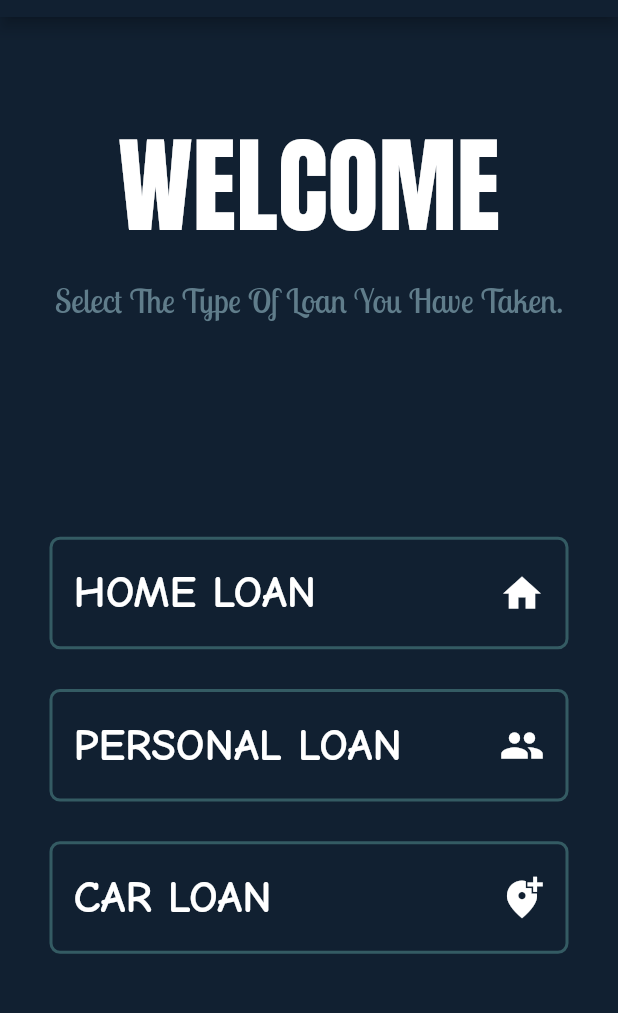
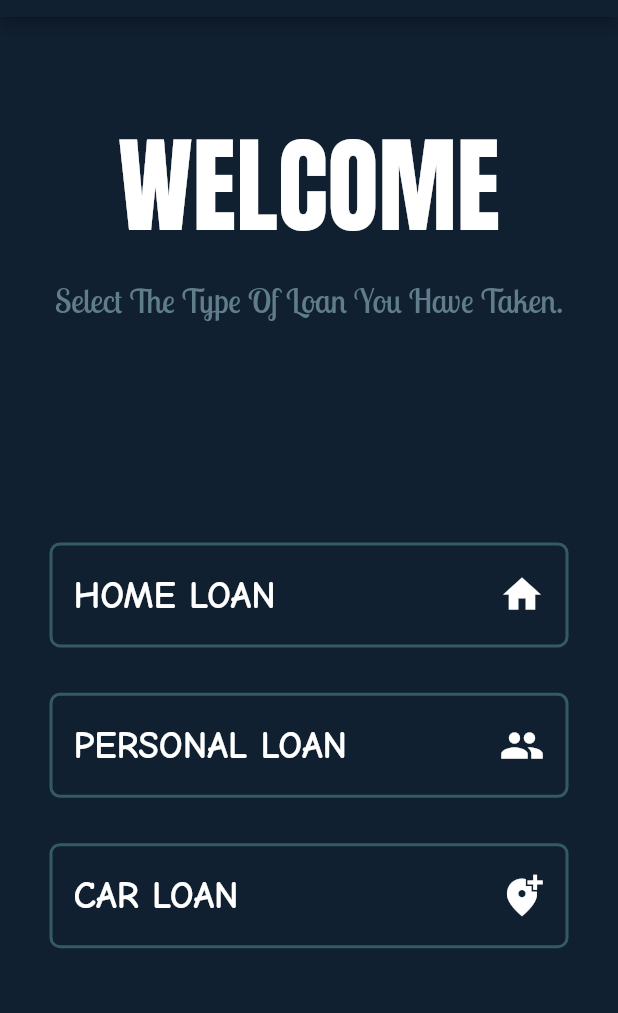
Before and after one commit to GulshanPrajapati/Flutter_Based_EMI_LOAN_CALCULATOR, a Flutter app: the screen it shows after launch, on a phone screen of 412 x 824 dp, the part 67-1080 px from its top. Run offline on Flutter 3.47's test engine with Material 2 defaults, Android fonts, the phone set to English and light mode, and no system bars; our stand-ins replace form_field_validator.

Commit message:
Update App Icon And fix Some Bugs.

```diff
--- a/lib/calculateLoan.dart
+++ b/lib/calculateLoan.dart
@@ -5,6 +5,7 @@ import 'package:form_field_validator/form_field_validator.dart';
 class CalculateLoan extends StatelessWidget {
   // var formKey = GlobalKey<FormState>();
   //---------------------------------Form Validation
+  TextEditingController ValidateControler = TextEditingController();
   GlobalKey<FormState> formKey = GlobalKey<FormState>();
 
   double amount, interest, tenure;
@@ -37,6 +38,7 @@ class CalculateLoan extends StatelessWidget {
           key: formKey,
           child: Container(
             child: Column(
+              mainAxisAlignment: MainAxisAlignment.spaceEvenly,
               children: [
                 Center(
                   child: Padding(
@@ -68,7 +70,6 @@ class CalculateLoan extends StatelessWidget {
                             Padding(
                               padding: const EdgeInsets.all(0.0),
                               child: TextFormField(
-                              validator: RequiredValidator(errorText: 'this field is required'),
                                 style: TextStyle(
                                     color: Colors.white,
                                     fontSize: 20.0,
@@ -171,6 +172,8 @@ class CalculateLoan extends StatelessWidget {
                                 borderSide: BorderSide(
                                     width: 2, color: Color(0xff345B63)),
                                 onPressed: () {
+                                  print("cal" + ValidateControler.text);
+
                                   Navigator.of(context).push(MaterialPageRoute(
                                       builder: (context) => Result(
                                           inpAmount: amountVal.text,
--- a/lib/main.dart
+++ b/lib/main.dart
@@ -15,8 +15,6 @@ class MyApp extends StatelessWidget {
   late double amount, interest, tenure;
   String appName = "";
   //static const IconData car = IconData(0xe1d7,fontFamily: 'MaterialIcons');
-
-
 
   @override
   Widget build(BuildContext context) {
@@ -106,7 +104,7 @@ class MyApp extends StatelessWidget {
                                         Text(
                                           'HOME LOAN',
                                           style: TextStyle(
-                                            fontSize: 30.0,
+                                            fontSize: 25.0,
                                             fontWeight: FontWeight.w700,
                                             fontFamily: 'Comic',
                                             color: Colors.white,
@@ -156,7 +154,7 @@ class MyApp extends StatelessWidget {
                                         Text(
                                           'PERSONAL LOAN',
                                           style: TextStyle(
-                                            fontSize: 30.0,
+                                            fontSize: 25.0,
                                             fontWeight: FontWeight.w700,
                                             fontFamily: 'Comic',
                                             color: Colors.white,
@@ -206,7 +204,7 @@ class MyApp extends StatelessWidget {
                                         Text(
                                           'CAR LOAN',
                                           style: TextStyle(
-                                            fontSize: 30.0,
+                                            fontSize: 25.0,
                                             fontWeight: FontWeight.w700,
                                             fontFamily: 'Comic',
                                             color: Colors.white,
```
Also changed, not shown: lib/result.dart (+12 -12 lines), 6 other files.
